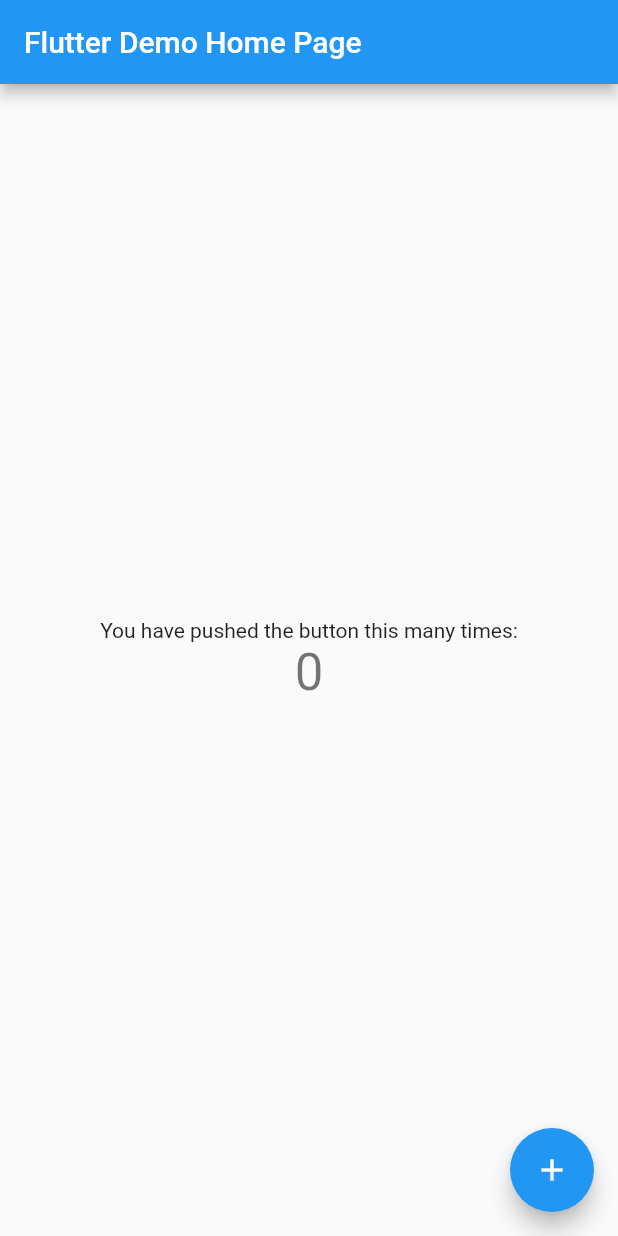
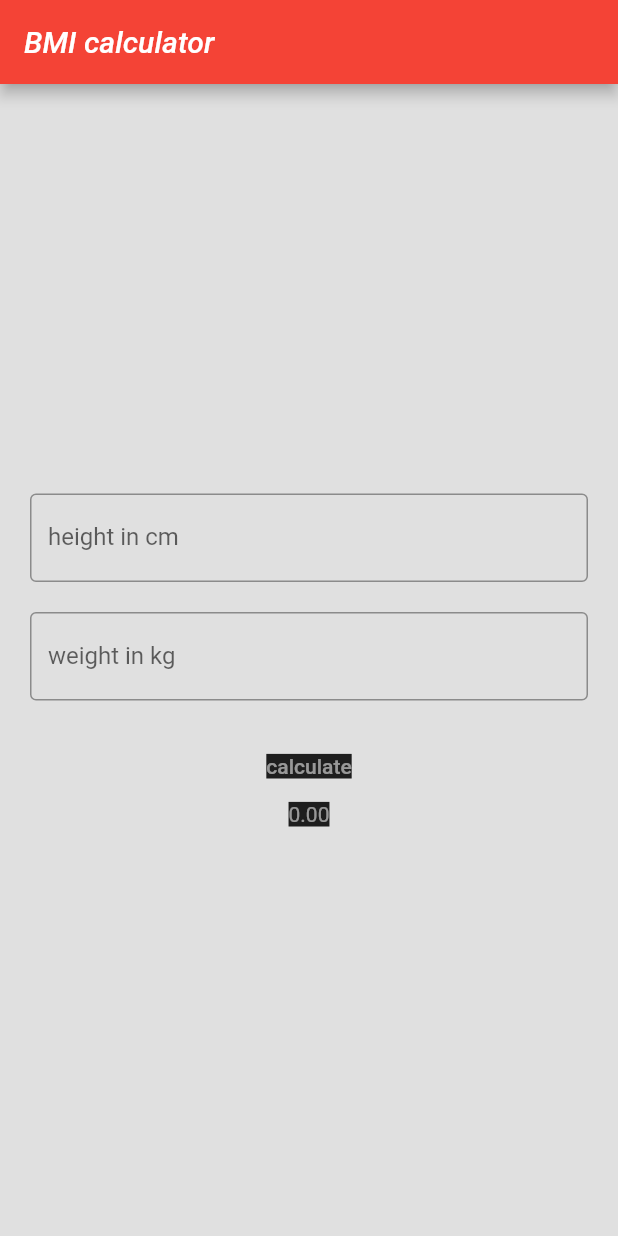
Before and after one commit to Roshanalicmr/bmicalculator, a Flutter app: the screen it shows after launch, on a phone screen of 412 x 824 dp. Run offline on Flutter 3.47's test engine with Material 2 defaults, Android fonts, the phone set to English and light mode, and no system bars.

Commit message:
bmi calculator

```diff
--- /dev/null
+++ b/lib/bmicalculator.dart
@@ -0,0 +1,80 @@
+import 'package:flutter/material.dart';
+
+class Bmicalc extends StatefulWidget {
+  const Bmicalc({Key? key}) : super(key: key);
+
+  @override
+  State<Bmicalc> createState() => _BmicalcState();
+}
+
+class _BmicalcState extends State<Bmicalc> {
+  TextEditingController height = TextEditingController();
+  TextEditingController weight = TextEditingController();
+  double h_value = 0;
+  double w_value = 0;
+  double result = 0;
+  void calculate() {
+    h_value = double.parse(height.text)/100;
+    w_value = double.parse(weight.text);
+    result = w_value / (h_value * h_value);
+    print(result);
+  }
+
+  @override
+  Widget build(BuildContext context) {
+    return Scaffold(
+      backgroundColor: Colors.black12,
+      appBar: AppBar(
+          backgroundColor: Colors.red,
+          title: Text(
+              textAlign: TextAlign.center,
+              style: TextStyle(
+                fontStyle: FontStyle.italic,
+              ),
+              'BMI calculator')),
+      body: Column(
+        mainAxisAlignment: MainAxisAlignment.center,
+        children: [
+          Padding(
+            padding: const EdgeInsets.only(left: 20, right: 20, bottom: 10),
+            child: TextField(
+                controller: height,
+                decoration: InputDecoration(
+                  border: OutlineInputBorder(),
+                  labelText: 'height in cm',
+                )),
+          ),
+          SizedBox(
+            height: 10,
+          ),
+          Padding(
+            padding: const EdgeInsets.only(left: 20, right: 20, bottom: 10),
+            child: TextField(
+              controller: weight,
+                decoration: InputDecoration(
+              border: OutlineInputBorder(),
+              labelText: 'weight in kg',
+            )),
+          ),
+          SizedBox(
+            height: 10,
+          ),
+          TextButton(
+              onPressed: () {
+               setState((){
+              calculate();
+              });
+              },
+              child: Text(
+                  style: TextStyle(
+                      backgroundColor: Colors.black87, color: Colors.white54),
+                  'calculate')),
+          Text(
+              style: TextStyle(
+                  backgroundColor: Colors.black87, color: Colors.white54),
+              result.toStringAsFixed(2)),
+        ],
+      ),
+    );
+  }
+}
--- a/lib/main.dart
+++ b/lib/main.dart
@@ -1,115 +1,6 @@
+import 'package:bmicalculator/bmicalculator.dart';
 import 'package:flutter/material.dart';
-
-void main() {
-  runApp(const MyApp());
+void main()
+{
+  runApp(const MaterialApp(home: const Bmicalc(),));
 }
-
-class MyApp extends StatelessWidget {
-  const MyApp({Key? key}) : super(key: key);
-
-  // This widget is the root of your application.
-  @override
-  Widget build(BuildContext context) {
-    return MaterialApp(
-      title: 'Flutter Demo',
-      theme: ThemeData(
-        // This is the theme of your application.
-        //
-        // Try running your application with "flutter run". You'll see the
-        // application has a blue toolbar. Then, without quitting the app, try
-        // changing the primarySwatch below to Colors.green and then invoke
-        // "hot reload" (press "r" in the console where you ran "flutter run",
-        // or simply save your changes to "hot reload" in a Flutter IDE).
-        // Notice that the counter didn't reset back to zero; the application
-        // is not restarted.
-        primarySwatch: Colors.blue,
-      ),
-      home: const MyHomePage(title: 'Flutter Demo Home Page'),
-    );
-  }
-}
-
-class MyHomePage extends StatefulWidget {
-  const MyHomePage({Key? key, required this.title}) : super(key: key);
-
-  // This widget is the home page of your application. It is stateful, meaning
-  // that it has a State object (defined below) that contains fields that affect
-  // how it looks.
-
-  // This class is the configuration for the state. It holds the values (in this
-  // case the title) provided by the parent (in this case the App widget) and
-  // used by the build method of the State. Fields in a Widget subclass are
-  // always marked "final".
-
-  final String title;
-
-  @override
-  State<MyHomePage> createState() => _MyHomePageState();
-}
-
-class _MyHomePageState extends State<MyHomePage> {
-  int _counter = 0;
-
-  void _incrementCounter() {
-    setState(() {
-      // This call to setState tells the Flutter framework that something has
-      // changed in this State, which causes it to rerun the build method below
-      // so that the display can reflect the updated values. If we changed
-      // _counter without calling setState(), then the build method would not be
-      // called again, and so nothing would appear to happen.
-      _counter++;
-    });
-  }
-
-  @override
-  Widget build(BuildContext context) {
-    // This method is rerun every time setState is called, for instance as done
-    // by the _incrementCounter method above.
-    //
-    // The Flutter framework has been optimized to make rerunning build methods
-    // fast, so that you can just rebuild anything that needs updating rather
-    // than having to individually change instances of widgets.
-    return Scaffold(
-      appBar: AppBar(
-        // Here we take the value from the MyHomePage object that was created by
-        // the App.build method, and use it to set our appbar title.
-        title: Text(widget.title),
-      ),
-      body: Center(
-        // Center is a layout widget. It takes a single child and positions it
-        // in the middle of the parent.
-        child: Column(
-          // Column is also a layout widget. It takes a list of children and
-          // arranges them vertically. By default, it sizes itself to fit its
-          // children horizontally, and tries to be as tall as its parent.
-          //
-          // Invoke "debug painting" (press "p" in the console, choose the
-          // "Toggle Debug Paint" action from the Flutter Inspector in Android
-          // Studio, or the "Toggle Debug Paint" command in Visual Studio Code)
-          // to see the wireframe for each widget.
-          //
-          // Column has various properties to control how it sizes itself and
-          // how it positions its children. Here we use mainAxisAlignment to
-          // center the children vertically; the main axis here is the vertical
-          // axis because Columns are vertical (the cross axis would be
-          // horizontal).
-          mainAxisAlignment: MainAxisAlignment.center,
-          children: <Widget>[
-            const Text(
-              'You have pushed the button this many times:',
-            ),
-            Text(
-              '$_counter',
-              style: Theme.of(context).textTheme.headline4,
-            ),
-          ],
-        ),
-      ),
-      floatingActionButton: FloatingActionButton(
-        onPressed: _incrementCounter,
-        tooltip: 'Increment',
-        child: const Icon(Icons.add),
-      ), // This trailing comma makes auto-formatting nicer for build methods.
-    );
-  }
-}
```
